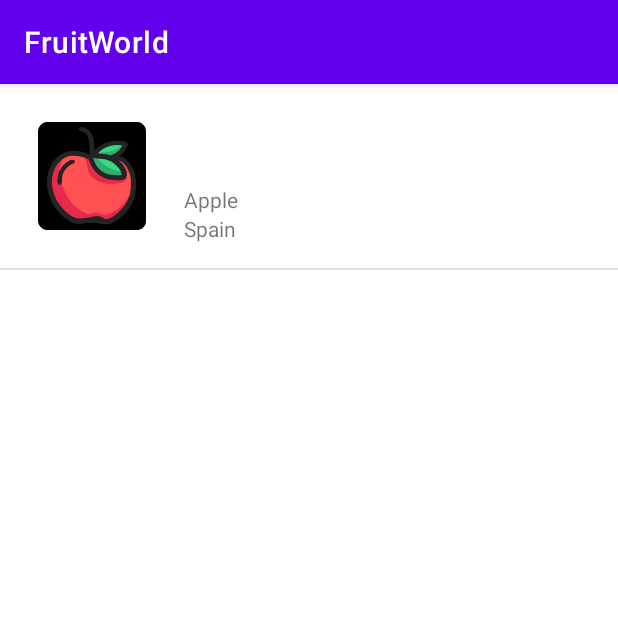
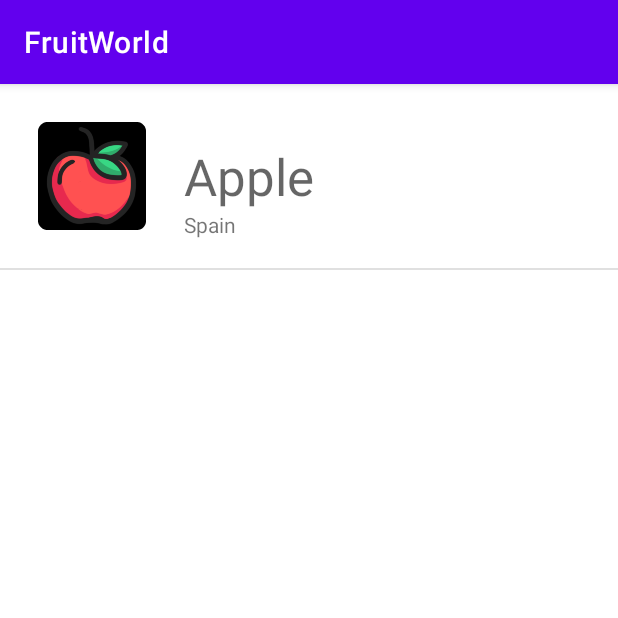
Before and after one commit to CarlosNebulous/mysecondandroidapp, an Android app: the screen it shows after launch (MainActivity), on a phone screen of 412 x 824 dp, the top half of it. Run offline under Robolectric (Android 15) with nearby library versions, the phone set to English and light mode, and no system bars.

Commit message:
viewholder implemented

```diff
--- a/app/src/main/java/com/example/mysecondandroidapp/adapters/MyAdapter.java
+++ b/app/src/main/java/com/example/mysecondandroidapp/adapters/MyAdapter.java
@@ -43,25 +43,40 @@ public class MyAdapter extends BaseAdapter {
     @Override
     public View getView(int position, View convertView, ViewGroup parent) {
 
-        // Initialize view
-        View v = convertView;
+        // View holder pattern
+        ViewHolder holder;
 
-        // Define Layout inflater and set it up
-        LayoutInflater layoutInflater = LayoutInflater.from(this.context);
-        v = layoutInflater.inflate(R.layout.list_item, null);
+        if (convertView == null) {
+            // Define Layout inflater and set it up
+            LayoutInflater layoutInflater = LayoutInflater.from(this.context);
+            convertView = layoutInflater.inflate(R.layout.list_item, null);
+
+            holder = new ViewHolder();
+
+            // Modify the holder view elements according the fruit element
+            holder.textViewFruit = convertView.findViewById(R.id.textViewFruit);
+            holder.textViewOrigin  = convertView.findViewById(R.id.textViewOrigin);
+            holder.imageViewIcon = convertView.findViewById(R.id.imageViewIcon);
+
+            convertView.setTag(holder);
+        } else {
+            holder = (ViewHolder) convertView.getTag();
+        }
 
         // Get the current fruit from the fruits list
         Fruit currentFruit = this.fruits.get(position);
 
-        // Modify the view elements according the fruit element
-        TextView textViewFruit = v.findViewById(R.id.textViewFruit);
-        TextView textViewOrigin  = v.findViewById(R.id.textViewOrigin);
-        ImageView imageViewIcon = v.findViewById(R.id.imageViewIcon);
+        holder.textViewFruit.setText(currentFruit.getName());
+        holder.textViewOrigin.setText(currentFruit.getOrigin());
+        holder.imageViewIcon.setImageResource(currentFruit.getIcon());
 
-        textViewFruit.setText(currentFruit.getName());
-        textViewOrigin.setText(currentFruit.getOrigin());
-        imageViewIcon.setImageResource(currentFruit.getIcon());
+        return convertView;
+    }
 
-        return v;
+    static class ViewHolder {
+        private TextView textViewFruit;
+        private TextView textViewOrigin;
+        private ImageView imageViewIcon;
     }
+
 }
--- a/app/src/main/res/layout/list_item.xml
+++ b/app/src/main/res/layout/list_item.xml
@@ -9,30 +9,31 @@
         android:id="@+id/imageViewIcon"
         android:layout_width="wrap_content"
         android:layout_height="wrap_content"
+        android:layout_margin="25dp"
         app:layout_constraintBottom_toBottomOf="parent"
         app:layout_constraintStart_toStartOf="parent"
         app:layout_constraintTop_toTopOf="parent"
-        app:srcCompat="@android:drawable/btn_star_big_on"
-        android:layout_margin="25dp"/>
+        app:srcCompat="@android:drawable/btn_star_big_on" />
 
     <TextView
         android:id="@+id/textViewFruit"
         android:layout_width="wrap_content"
         android:layout_height="wrap_content"
-        android:layout_marginBottom="36dp"
+        android:layout_marginStart="25dp"
+        android:layout_marginLeft="25dp"
         android:text=""
+        android:textAppearance="@style/TextAppearance.AppCompat.Display1"
         app:layout_constraintBottom_toBottomOf="parent"
         app:layout_constraintStart_toEndOf="@+id/imageViewIcon"
-        android:layout_marginStart="25dp"
-        android:layout_marginLeft="25dp"/>
+        app:layout_constraintTop_toTopOf="parent" />
 
     <TextView
         android:id="@+id/textViewOrigin"
         android:layout_width="wrap_content"
         android:layout_height="wrap_content"
+        android:layout_marginStart="25dp"
+        android:layout_marginLeft="25dp"
         android:text=""
         app:layout_constraintStart_toEndOf="@+id/imageViewIcon"
-        app:layout_constraintTop_toBottomOf="@+id/textViewFruit"
-        android:layout_marginStart="25dp"
-        android:layout_marginLeft="25dp"/>
+        app:layout_constraintTop_toBottomOf="@+id/textViewFruit" />
 </androidx.constraintlayout.widget.ConstraintLayout>
```
